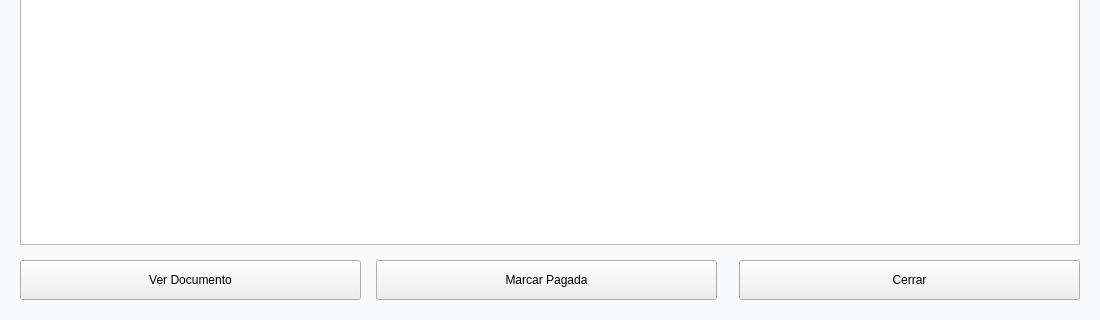
Qt form verfacturas.ui (Ladis72/tienda) before a commit; both pictures show x 0 to 1100 and y 430 to 750 of the 1100 by 750 pixel window.
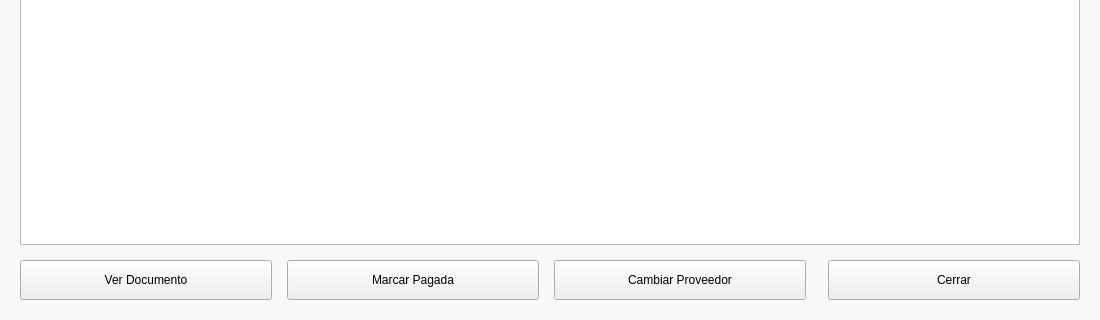
The same form after that commit. Icons and pictures are not drawn.

Diff of the .ui file:
```diff
--- a/verfacturas.ui
+++ b/verfacturas.ui
@@ -238,6 +238,19 @@
        </property>
       </widget>
      </item>
+     <item>
+      <widget class="QPushButton" name="pushButtonCambiarProveedor">
+       <property name="minimumSize">
+        <size>
+         <width>180</width>
+         <height>40</height>
+        </size>
+       </property>
+       <property name="text">
+        <string>Cambiar Proveedor</string>
+       </property>
+      </widget>
+     </item>
      <item>
       <spacer name="horizontalSpacerActions">
        <property name="orientation">
```
